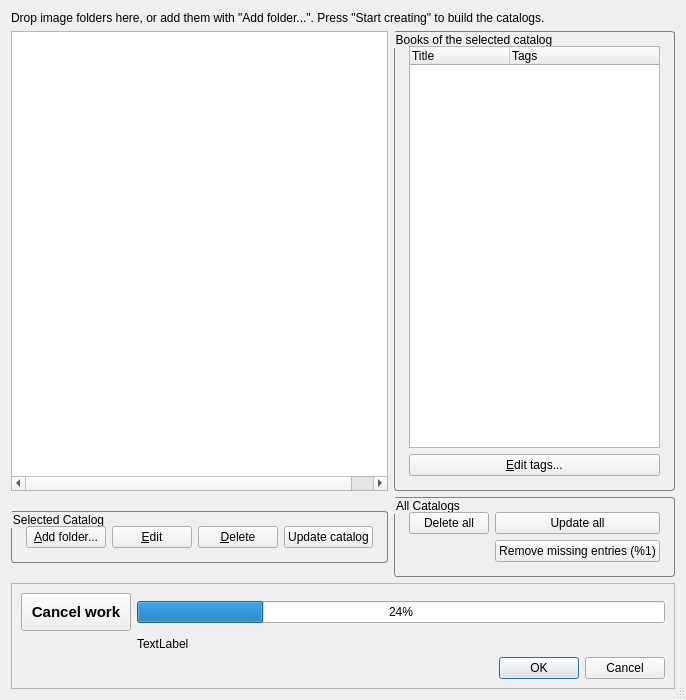
This is apps/quickviewer/src/catalog/cataloglist.ui in nai62/quickviewer as Qt 5 draws it before an edit. The edited form follows.
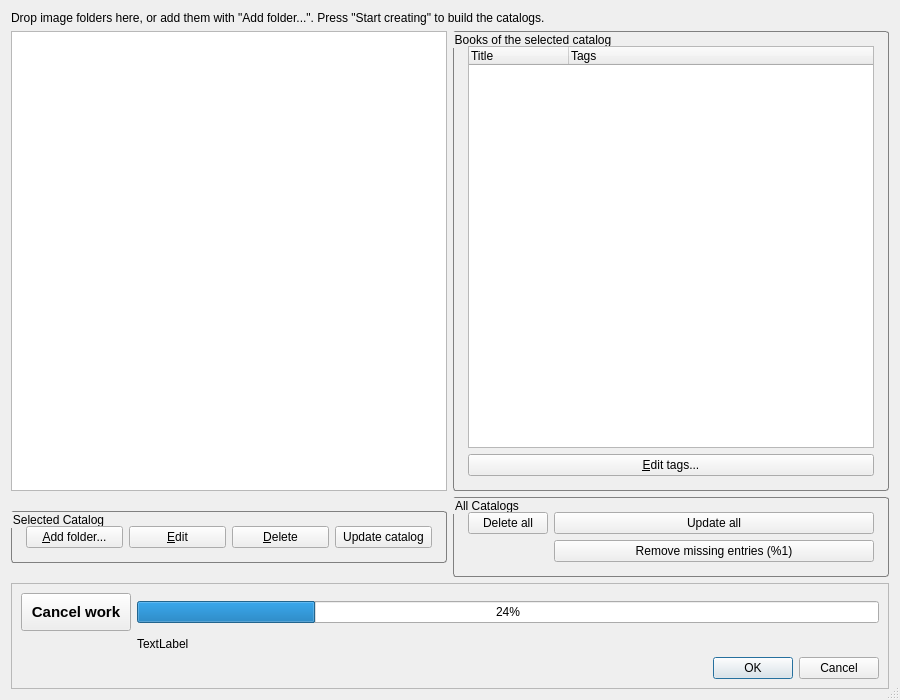
This is the edited form.

Commit message:
feat: list the folder of each catalog in the manager
The manager's list already carried a Path column, but the dialog was too
narrow for it: the three columns kept their default width, so the path sat
past the right edge of the list and only a sideways scroll reached it.

Give the list the path's width, keep the other two columns to the width
their own text needs, and let the whole path be read from the row's
tooltip.

```diff
--- a/apps/quickviewer/src/catalog/cataloglist.ui
+++ b/apps/quickviewer/src/catalog/cataloglist.ui
@@ -6,7 +6,7 @@
    <rect>
     <x>0</x>
     <y>0</y>
-    <width>623</width>
+    <width>900</width>
     <height>700</height>
    </rect>
   </property>
```
The commit also changes 2 other files.
